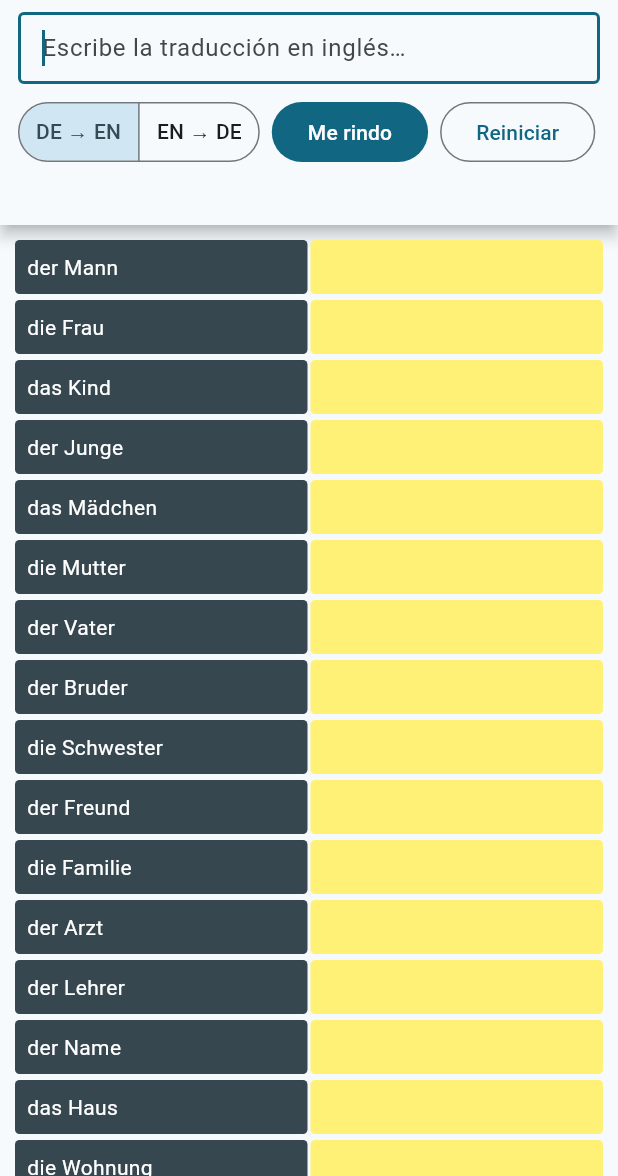
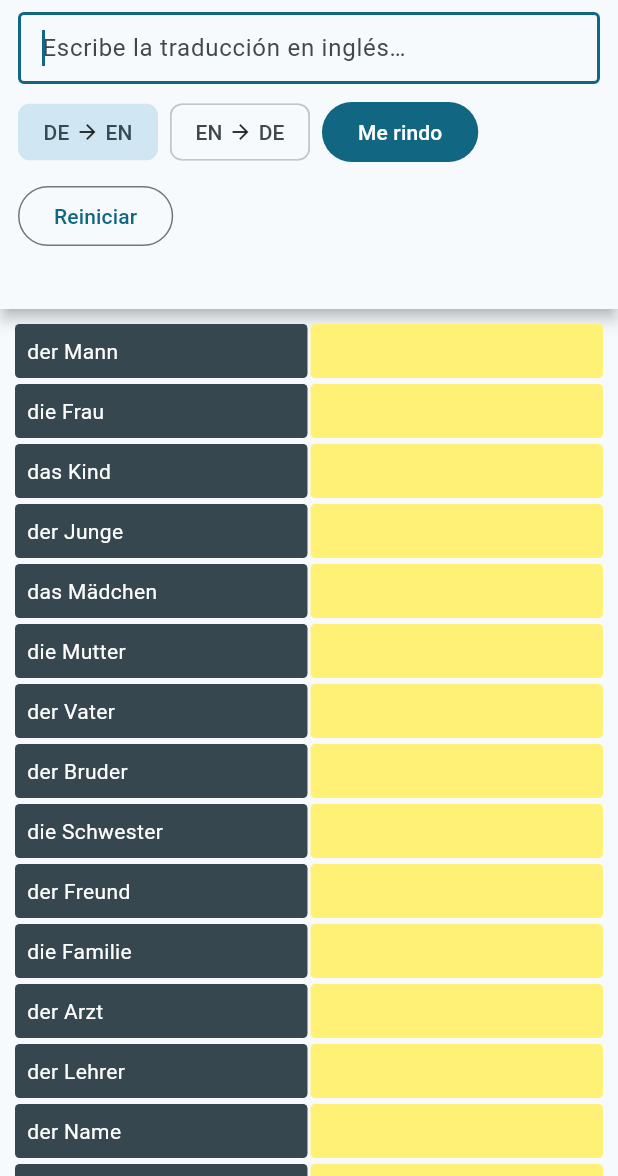
Before and after one commit to rafaeducarmo/deutsch_quiz, a Flutter app: the screen it shows after launch, on a phone screen of 412 x 824 dp, the part 60-1236 px from its top. Run offline on Flutter 3.47's test engine with Material 3 defaults, Android fonts, the phone set to English and light mode, and no system bars; our stand-ins replace material_ui.

Commit message:
fix: selector de modo con ChoiceChip para que no se recorte el texto
SegmentedButton recortaba la última letra en Chrome porque la flecha "→"
se dibuja con una fuente distinta a la usada para medir el texto. Ahora
cada modo es un ChoiceChip con la flecha como Icon, que mide siempre igual.
Los tests encuentran los chips por Key en lugar de por texto.

Co-Authored-By: Claude Sonnet 5.5 <noreply@anthropic.com>

```diff
--- a/lib/quiz_screen.dart
+++ b/lib/quiz_screen.dart
@@ -196,23 +196,8 @@ class _QuizScreenState extends State<QuizScreen> {
       runSpacing: 8,
       crossAxisAlignment: WrapCrossAlignment.center,
       children: [
-        SegmentedButton<QuizMode>(
-          // softWrap: false + maxLines: 1 -> el texto nunca se parte en dos
-          // líneas; el botón se ensancha lo necesario.
-          segments: const [
-            ButtonSegment(
-              value: QuizMode.deToEn,
-              label: Text('DE → EN', softWrap: false, maxLines: 1),
-            ),
-            ButtonSegment(
-              value: QuizMode.enToDe,
-              label: Text('EN → DE', softWrap: false, maxLines: 1),
-            ),
-          ],
-          selected: {_modo},
-          showSelectedIcon: false,
-          onSelectionChanged: (seleccion) => _cambiarModo(seleccion.first),
-        ),
+        _chipModo(QuizMode.deToEn, 'DE', 'EN', const Key('modo_de_en')),
+        _chipModo(QuizMode.enToDe, 'EN', 'DE', const Key('modo_en_de')),
         FilledButton(
           onPressed: _campoActivo ? _rendirse : null, // null = desactivado
           child: const Text('Me rindo'),
@@ -286,6 +271,31 @@ class _QuizScreenState extends State<QuizScreen> {
             ],
           ),
         ),
+      ),
+    );
+  }
+
+  /// Opción del selector de modo: un ChoiceChip que mide su propio contenido.
+  /// La flecha es un Icon (un dibujo), no el carácter "→" dentro de un Text:
+  /// ese carácter no está en la fuente por defecto del navegador y Chrome lo
+  /// dibuja con otra fuente de otro ancho, lo que recortaba la última letra
+  /// del botón. Un Icon mide siempre lo mismo.
+  Widget _chipModo(QuizMode modo, String origen, String destino, Key llave) {
+    return ChoiceChip(
+      key: llave,
+      selected: _modo == modo,
+      showCheckmark: false,
+      onSelected: (_) => _cambiarModo(modo),
+      label: Row(
+        mainAxisSize: MainAxisSize.min, // el chip se ajusta a su contenido
+        children: [
+          Text(origen),
+          const Padding(
+            padding: EdgeInsets.symmetric(horizontal: 4),
+            child: Icon(Icons.arrow_forward, size: 16),
+          ),
+          Text(destino),
+        ],
       ),
     );
   }
```
Also changed, not shown: 1 other file.
